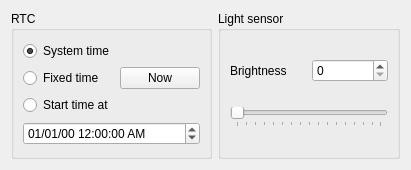
This is Libretro/mgba/src/platform/qt/SensorView.ui in kiddreads/Avalon-copy2 as Qt 5 draws it before an edit. The edited form follows.
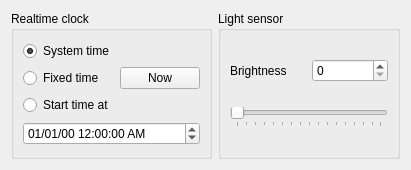
This is the edited form.

Commit message: Qt: Expand RTC to Realtime clock in strings

```diff
--- a/Libretro/mgba/src/platform/qt/SensorView.ui
+++ b/Libretro/mgba/src/platform/qt/SensorView.ui
@@ -23,7 +23,7 @@
    <item>
     <widget class="QGroupBox" name="groupBox">
      <property name="title">
-      <string>RTC</string>
+      <string>Realtime clock</string>
      </property>
      <layout class="QGridLayout" name="gridLayout_3">
       <item row="2" column="0">
```
